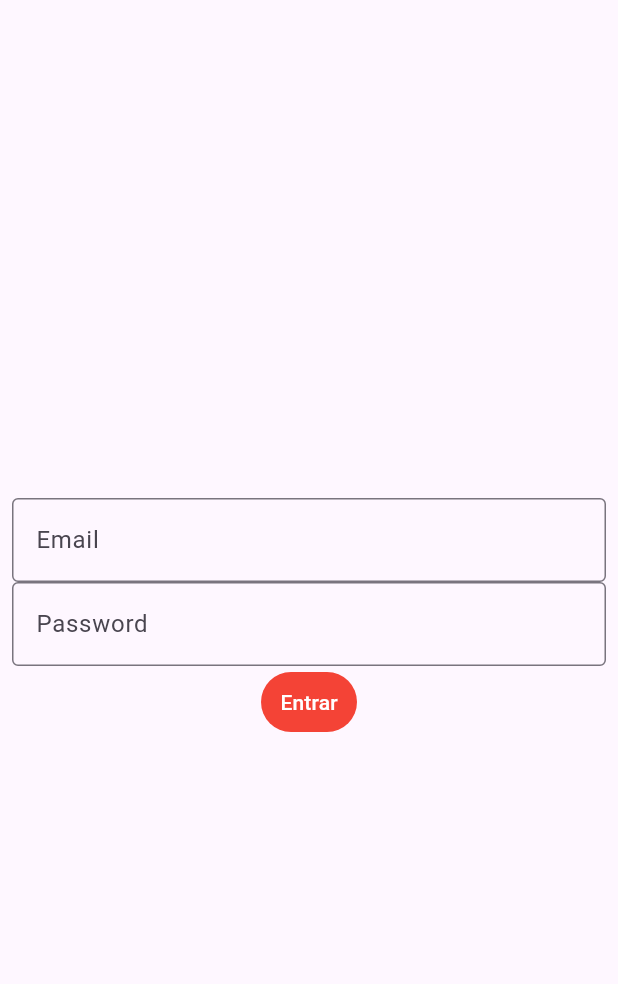
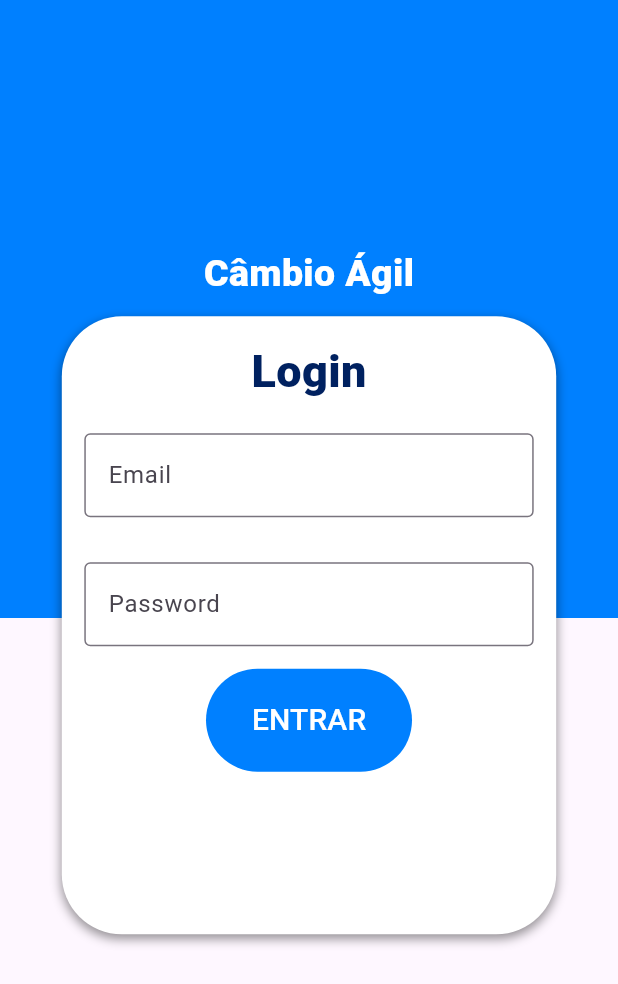
Before and after one commit to ssiury/conversor-cambio, a Flutter app: the screen it shows after launch, on a phone screen of 412 x 824 dp. Shown: the top 984 px of the screen. Run offline on Flutter 3.47's test engine with Material 3 defaults, Android fonts, the phone set to English and light mode, and no system bars.

Commit message:
arquitetura-mvc

```diff
--- a/lib/main.dart
+++ b/lib/main.dart
@@ -1,15 +1,14 @@
-// ignore_for_file: use_key_in_widget_constructors
-
+import 'package:cambio/src/controllers/Controller_Theme.dart';
+import 'package:cambio/src/views/pages/loginPage.dart';
 import 'package:flutter/material.dart';
-//import 'package:login/HomePage.dart';
-import 'package:login/controllers/Controller_Theme.dart';
-import 'package:login/pages/LoginPage.dart';
 
 void main() {
-  runApp(AppWidget());
+  runApp(const AppWidget());
 }
 
 class AppWidget extends StatelessWidget {
+  const AppWidget();
+
   @override
   Widget build(BuildContext context) {
     return AnimatedBuilder(
@@ -17,10 +16,10 @@ class AppWidget extends StatelessWidget {
         builder: (context, child) {
           return MaterialApp(
             theme: ThemeData(
-              primaryColor: Colors.blue[900],
+              primaryColor: const Color.fromRGBO(0, 128, 255, 1),
               appBarTheme: Controller_Theme.instance.isDartTheme
-                  ? const AppBarTheme(color: Color.fromARGB(255, 25, 64, 124))
-                  : const AppBarTheme(color: Color.fromARGB(255, 10, 106, 249)),
+                  ? const AppBarTheme(color: Color.fromRGBO(0, 60, 120, 1))
+                  : const AppBarTheme(color: Color.fromRGBO(0, 128, 255, 1)),
               brightness: Controller_Theme.instance.isDartTheme
                   ? Brightness.dark
                   : Brightness.light,
--- a/lib/pages/LoginPage.dart
+++ /dev/null
@@ -1,52 +0,0 @@
-import 'dart:ui';
-
-import 'package:flutter/material.dart';
-
-class LoginPage extends StatefulWidget {
-  @override
-  State<LoginPage> createState() {
-    return LoginPageState();
-  }
-}
-
-class LoginPageState extends State<LoginPage> {
-  @override
-  Widget build(BuildContext context) {
-    return Material(
-      child: SizedBox(
-          child: Padding(
-        padding: const EdgeInsets.all(8.0),
-        child: Column(
-          mainAxisAlignment: MainAxisAlignment.center,
-          children: [
-            const TextField(
-              keyboardType: TextInputType.emailAddress,
-              decoration: InputDecoration(
-                border: OutlineInputBorder(),
-                labelText: 'Email',
-              ),
-            ),
-            const TextField(
-              obscureText: true,
-              decoration: InputDecoration(
-                border: OutlineInputBorder(),
-                labelText: 'Password',
-              ),
-            ),
-            TextButton(
-              style: TextButton.styleFrom(
-                backgroundColor: Colors.red,
-                padding: EdgeInsets.zero,
-              ),
-              onPressed: () {},
-              child: const Text(
-                'Entrar',
-                style: TextStyle(color: Colors.white),
-              ),
-            ),
-          ],
-        ),
-      )),
-    );
-  }
-}
--- a/lib/widgets/Switch_Theme.dart
+++ b/lib/src/views/components/Switch_Theme.dart
@@ -1,7 +1,7 @@
 // ignore_for_file: use_key_in_widget_constructors, camel_case_types
 
+import 'package:cambio/src/controllers/Controller_Theme.dart';
 import 'package:flutter/material.dart';
-import 'package:login/controllers/Controller_Theme.dart';
 
 class Switch_Theme extends StatelessWidget {
   @override
--- a/lib/HomePage.dart
+++ b/lib/src/views/pages/HomePage.dart
@@ -1,7 +1,5 @@
-// ignore_for_file: file_names, use_key_in_widget_constructors
-
+import 'package:cambio/src/views/components/Switch_Theme.dart';
 import 'package:flutter/material.dart';
-import 'package:login/widgets/Switch_Theme.dart';
 
 class HomePage extends StatefulWidget {
   @override
--- /dev/null
+++ b/lib/src/views/pages/LoginPage.dart
@@ -0,0 +1,133 @@
+//import 'package:cambio/src/views/pages/HomePage.dart';
+import 'package:cambio/src/views/pages/HomePage.dart';
+import 'package:flutter/material.dart';
+
+class LoginPage extends StatefulWidget {
+  @override
+  State<LoginPage> createState() {
+    return LoginPageState();
+  }
+}
+
+class LoginPageState extends State<LoginPage> {
+  @override
+  Widget build(BuildContext context) {
+    return Material(
+      child: SingleChildScrollView(
+        child: SizedBox(
+          width: MediaQuery.of(context).size.width,
+          height: MediaQuery.of(context).size.height,
+          child: Stack(
+            children: [
+              Container(
+                height: MediaQuery.of(context).size.height / 2,
+                color: Color.fromRGBO(0, 128, 255, 1),
+              ),
+              Positioned(
+                top: MediaQuery.of(context).size.height / 5,
+                left: MediaQuery.of(context).size.width / 10,
+                child: Column(
+                  children: [
+                    const Padding(
+                      padding: EdgeInsets.only(bottom: 10),
+                      child: Text(
+                        'Câmbio Ágil',
+                        style: TextStyle(
+                            color: Colors.white,
+                            fontSize: 25,
+                            fontWeight: FontWeight.w900),
+                      ),
+                    ),
+                    Container(
+                      decoration: const BoxDecoration(
+                        color: Colors.white,
+                        borderRadius: BorderRadius.all(Radius.circular(40)),
+                        boxShadow: <BoxShadow>[
+                          BoxShadow(
+                            color: Color.fromARGB(105, 0, 0, 0),
+                            blurRadius: 5.0,
+                            offset: Offset(
+                              0.0, // Move to right 10  horizontally
+                              3.0, // Move to bottom 10 Vertically
+                            ),
+                          )
+                        ],
+                      ),
+                      height: MediaQuery.of(context).size.height / 2,
+                      width: MediaQuery.of(context).size.width / 1.25,
+                      child: Padding(
+                        padding: const EdgeInsets.all(15.0),
+                        child: SingleChildScrollView(
+                          child: Column(
+                            children: [
+                              const Text(
+                                'Login',
+                                style: TextStyle(
+                                    color: Color.fromRGBO(0, 33, 96, 1),
+                                    fontSize: 30,
+                                    fontWeight: FontWeight.w900),
+                              ),
+                              const SizedBox(
+                                height: 20.0,
+                              ),
+                              const TextField(
+                                keyboardType: TextInputType.emailAddress,
+                                decoration: InputDecoration(
+                                  border: OutlineInputBorder(),
+                                  labelText: 'Email',
+                                ),
+                              ),
+                              const SizedBox(
+                                height: 30.0,
+                              ),
+                              const TextField(
+                                obscureText: true,
+                                decoration: InputDecoration(
+                                  border: OutlineInputBorder(),
+                                  labelText: 'Password',
+                                ),
+                              ),
+                              const SizedBox(
+                                height: 15.0,
+                              ),
+                              TextButton(
+                                style: TextButton.styleFrom(
+                                  backgroundColor:
+                                      const Color.fromRGBO(0, 128, 255, 1),
+                                  padding: EdgeInsets.zero,
+                                ),
+                                onPressed: () {
+                                  Navigator.of(context).push(MaterialPageRoute(
+                                      builder: (constext) => HomePage()));
+                                },
+                                child: SizedBox(
+                                  height:
+                                      (MediaQuery.of(context).size.height) / 12,
+                                  width:
+                                      (MediaQuery.of(context).size.width) / 3,
+                                  child: const Center(
+                                    child: Text(
+                                      'ENTRAR',
+                                      style: TextStyle(
+                                        fontSize: 20.0,
+                                        color: Colors.white,
+                                      ),
+                                    ),
+                                  ),
+                                ),
+                              ),
+                            ],
+                          ),
+                        ),
+                      ),
+                    ),
+                  ],
+                ),
+              ),
+            ],
+          ),
+        ),
+      ),
+    );
+  }
+}
--- a/pubspec.yaml
+++ b/pubspec.yaml
@@ -1,4 +1,4 @@
-name: login
+name: cambio
 description: "A new Flutter project."
 # The following line prevents the package from being accidentally published to
 # pub.dev using `flutter pub publish`. This is preferred for private packages.
```
Also changed, not shown: lib/src/models/currency_model.dart (added, +31 -0 lines), lib/src/controllers/Controller_Theme.dart (renamed from lib/controllers/Controller_Theme.dart), 7 other files.
